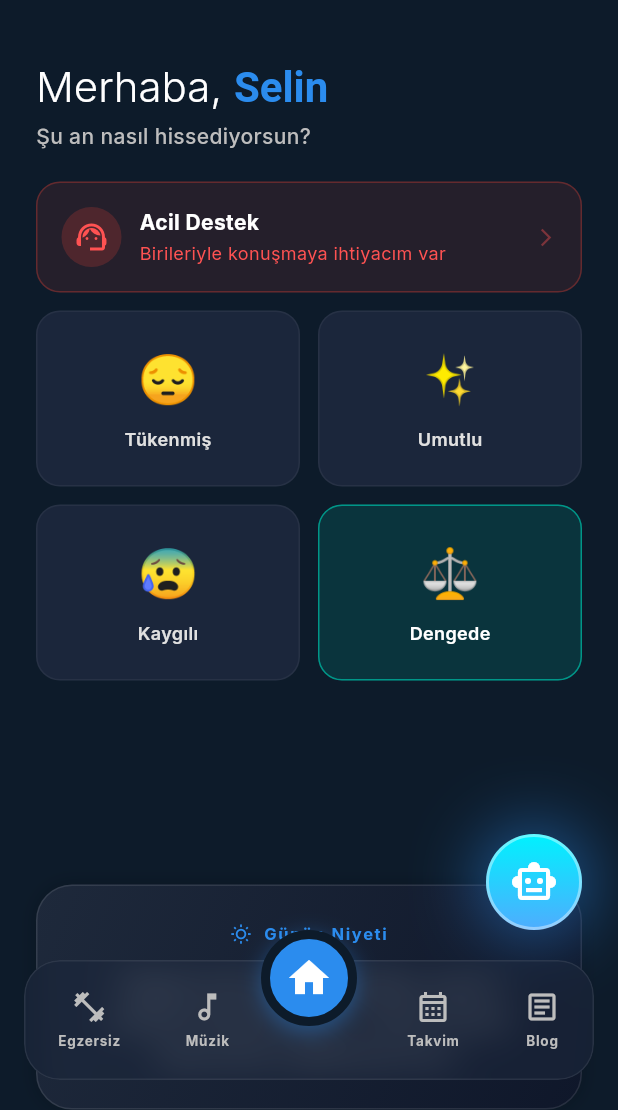
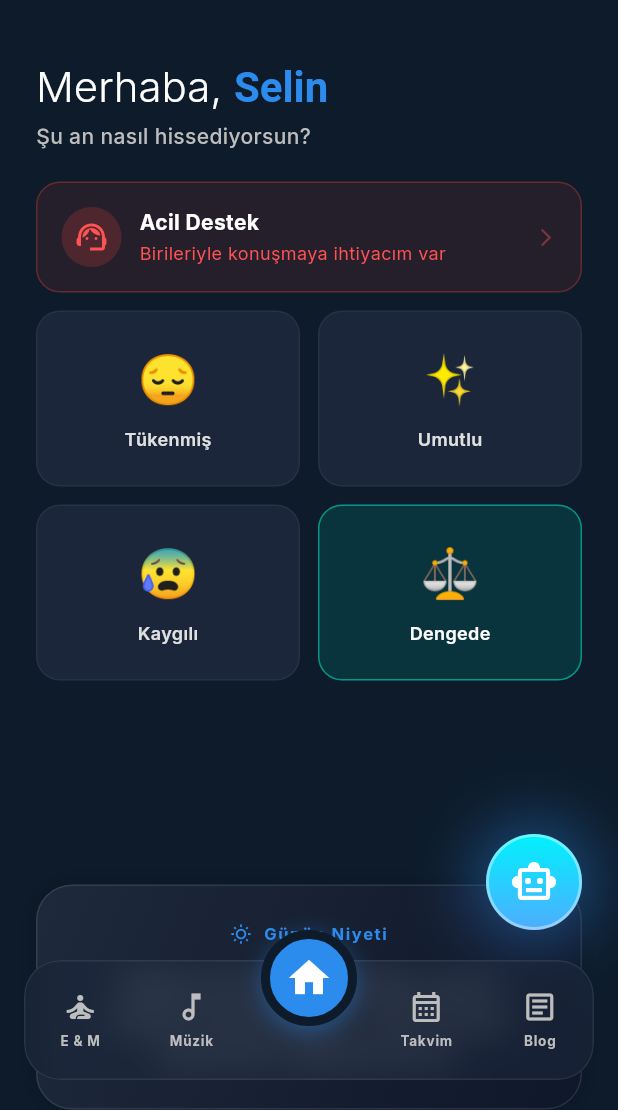
Before and after one commit to SudeAkdag/MOYA, a Flutter app: the screen it shows after launch, on a phone screen of 412 x 824 dp, the part 126-1236 px from its top. Run offline on Flutter 3.47's test engine with Material 3 defaults, Android fonts, the phone set to English and light mode, and no system bars; our stand-ins replace equatable, flutter_bloc, google_fonts.

Commit message:
Bar düzeltmeleri ve atamalar

```diff
--- a/lib/presentation/screens/home/home_screen_new.dart
+++ b/lib/presentation/screens/home/home_screen_new.dart
@@ -86,7 +86,7 @@ class _HomeScreenNewState extends State<HomeScreenNew> with TickerProviderStateM
                 shape: BoxShape.circle,
                 boxShadow: [
                   BoxShadow(
-                    color: theme.primaryColor.withOpacity(glowValue),
+                    color: theme.primaryColor.withAlpha((glowValue * 255).toInt()),
                     blurRadius: glowRadius,
                     spreadRadius: 5,
                   ),
@@ -105,7 +105,7 @@ class _HomeScreenNewState extends State<HomeScreenNew> with TickerProviderStateM
                 begin: Alignment.bottomCenter,
                 end: Alignment.topCenter,
               ),
-              border: Border.all(color: Colors.white.withOpacity(0.4), width: 2),
+              border: Border.all(color: Colors.white.withAlpha((0.4 * 255).toInt()), width: 2),
             ),
             child: const Center(
               child: Icon(Icons.smart_toy_outlined, color: Colors.white, size: 32),
--- a/lib/presentation/screens/main_wrapper.dart
+++ b/lib/presentation/screens/main_wrapper.dart
@@ -4,11 +4,12 @@ import '../../presentation/widgets/side_menu_drawer.dart';
 import 'home/home_screen_new.dart'; // Yeni ana sayfa
 import 'music/music_screen.dart';
 import 'blog/blog_screen.dart';
-import 'exercise/exercise_screen.dart';
 import 'meditation/meditation_screen.dart';
 import 'profile/profile_screen.dart';
 import 'favorites/favorites_screen.dart';
 import 'chatbot/chatbot_screen.dart';
+import 'settings/settings_screen.dart';
+import 'about/about_screen.dart';
 
 class MainWrapper extends StatefulWidget {
   const MainWrapper({super.key});
@@ -27,32 +28,28 @@ class _MainWrapperState extends State<MainWrapper> {
   // Sayfa listesini yeni tasarıma göre güncelle
   // SideMenu'dan gelen index'leri de yönetebilmek için geniş bir liste tutuyoruz.
   static const List<Widget> _allPages = [
-    ExerciseScreen(),       // 0 -> Nav Bar 0
-    MusicScreen(),          // 1 -> Nav Bar 1
-    HomeScreenNew(),        // 2 -> Nav Bar 2 (Ana Sayfa)
-    SizedBox(child: Center(child: Text("Takvim (Yakında)"))), // 3 -> Nav Bar 3
-    BlogScreen(),           // 4 -> Nav Bar 4
-    // Alt kısımdakiler SideMenu'den erişilenler
-    ProfileScreen(),        // 5
-    FavoritesScreen(),      // 6
-    ChatbotScreen(),        // 7
-    MeditationScreen(),     // 8
+    MeditationScreen(), // 8 // 0 -> Nav Bar 0
+    MusicScreen(), // 1 -> Nav Bar 1
+    HomeScreenNew(), // 2 -> Nav Bar 2 (Ana Sayfa)
+    SizedBox(
+        child: Center(
+            child: Text("Takvim (Yakında)"))), // 3 -> Nav Bar 3
+    BlogScreen(), // 4 -> Nav Bar 4
+    // Alt kısımdakiler SideMenu'dan erişilenler
+    ProfileScreen(), // 5
+    FavoritesScreen(), // 6
+    ChatbotScreen(), // 7
+    MeditationScreen(), // 8
+    SettingsScreen(), // 9
+    AboutScreen(), // 10
   ];
 
   // Gösterilecek mevcut sayfa
   Widget _getCurrentPage() {
-    // Navigasyon barı index'leri doğrudan _allPages'deki ilk 5 sayfaya karşılık gelir.
-    if (_currentIndex >= 0 && _currentIndex < 5) {
+    if (_currentIndex >= 0 && _currentIndex < _allPages.length) {
       return _allPages[_currentIndex];
     }
-    // SideMenu'den gelen diğer index'ler için
-    switch (_currentIndex) {
-      case 5: return _allPages[5]; // Profil
-      case 6: return _allPages[6]; // Favoriler
-      case 7: return _allPages[7]; // Asistan
-      case 8: return _allPages[8]; // Meditasyon
-      default: return _allPages[2]; // Varsayılan Ana Sayfa
-    }
+    return _allPages[2]; // Varsayılan Ana Sayfa
   }
 
   void _onItemTapped(int index) {
--- a/lib/presentation/widgets/custom_bottom_nav_bar.dart
+++ b/lib/presentation/widgets/custom_bottom_nav_bar.dart
@@ -20,7 +20,7 @@ class _CustomBottomNavBarState extends State<CustomBottomNavBar> {
   Widget build(BuildContext context) {
     final theme = Theme.of(context);
 
-    return Container(
+    return SizedBox(
       height: 120, // Provides space for the raised button
       child: Stack(
         children: [
@@ -43,7 +43,7 @@ class _CustomBottomNavBarState extends State<CustomBottomNavBar> {
                   child: Row(
                     mainAxisAlignment: MainAxisAlignment.spaceAround,
                     children: [
-                      _buildNavItem(Icons.fitness_center, 'Egzersiz', 0, theme),
+                      _buildNavItem(Icons.self_improvement, 'E & M', 0, theme),
                       _buildNavItem(Icons.music_note_outlined, 'Müzik', 1, theme),
                       const SizedBox(width: 56), // Space for central button
                       _buildNavItem(Icons.calendar_month_outlined, 'Takvim', 3, theme),
--- a/lib/presentation/widgets/side_menu_drawer.dart
+++ b/lib/presentation/widgets/side_menu_drawer.dart
@@ -44,10 +44,12 @@ class SideMenuDrawer extends StatelessWidget {
 
           // Menü Öğeleri
           _buildMenuItem(theme, Icons.person_outline, "Profil", () => onMenuTap(5)),
-          _buildMenuItem(theme, Icons.fitness_center, "Egzersiz", () => onMenuTap(0)),
-          _buildMenuItem(theme, Icons.self_improvement, "Meditasyon", () => onMenuTap(8)),
+          _buildMenuItem(theme, Icons.self_improvement, "Egzersiz ve Meditasyon", () => onMenuTap(8)),
           _buildMenuItem(theme, Icons.music_note, "Müzik", () => onMenuTap(1)),
           _buildMenuItem(theme, Icons.article_outlined, "Blog", () => onMenuTap(4)),
+          _buildMenuItem(theme, Icons.bookmark_border, "Kaydedilenler", () => onMenuTap(6)),
+          _buildMenuItem(theme, Icons.settings, "Ayarlar", () => onMenuTap(9)),
+          _buildMenuItem(theme, Icons.info_outline, "Hakkında", () => onMenuTap(10)),
 
           const Divider(),
 
```
Also changed, not shown: lib/presentation/screens/about/about_screen.dart (added, +17 -0 lines), lib/presentation/screens/exercise/exercise_screen.dart (deleted, +0 -26 lines), lib/presentation/screens/home/home_screen.dart (deleted, +0 -75 lines), lib/presentation/screens/settings/settings_screen.dart (added, +17 -0 lines).
